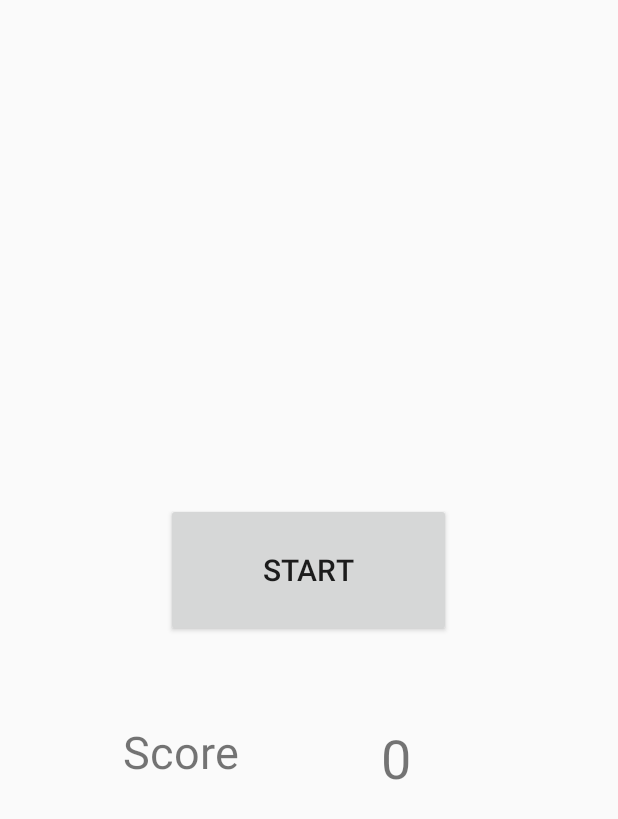
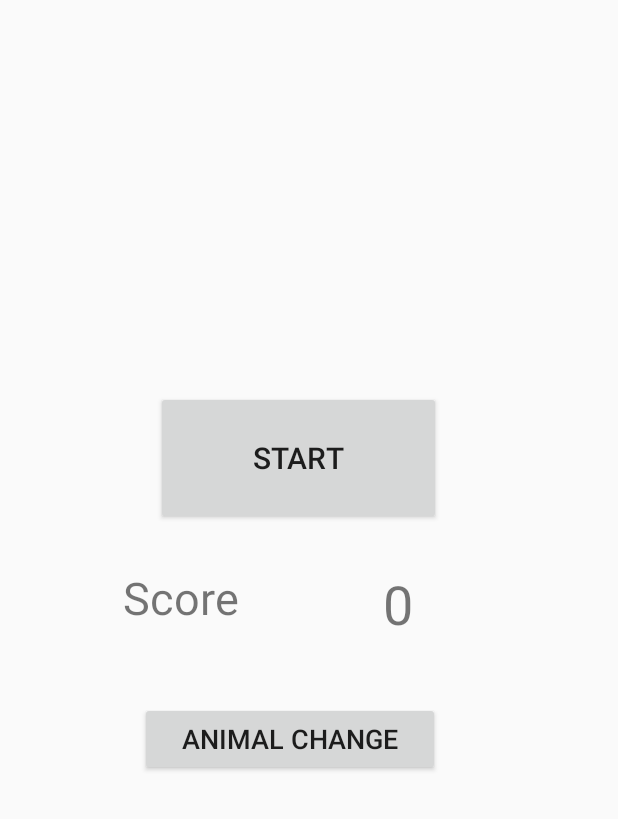
Before and after one commit to TimboSlice1106/WhackAMole, an Android app: the layout activity_main.xml on its own in the app's theme, with its tools: preview values and no code run, on a phone screen of 412 x 824 dp. Shown: the top 819 px of the screen. Run offline under Robolectric (Android 15) with nearby library versions, the phone set to English and light mode, and no system bars.

```diff
--- a/app/src/main/AndroidManifest.xml
+++ b/app/src/main/AndroidManifest.xml
@@ -16,6 +16,7 @@
                 <category android:name="android.intent.category.LAUNCHER" />
             </intent-filter>
         </activity>
+    <activity android:name=".ImageActivity" />
     </application>
 
 </manifest>
--- a/app/src/main/res/layout/activity_main.xml
+++ b/app/src/main/res/layout/activity_main.xml
@@ -27,25 +27,25 @@
         android:layout_width="190dp"
         android:layout_height="89dp"
         android:layout_marginStart="139dp"
-        android:layout_marginLeft="139dp"
         android:layout_marginTop="64dp"
         android:layout_marginEnd="140dp"
-        android:layout_marginRight="140dp"
         android:layout_marginBottom="175dp"
         android:onClick="startPressed"
         android:text="Start"
         android:textSize="20sp"
         app:layout_constraintBottom_toBottomOf="parent"
         app:layout_constraintEnd_toEndOf="parent"
+        app:layout_constraintHorizontal_bias="0.62"
         app:layout_constraintStart_toStartOf="parent"
-        app:layout_constraintTop_toBottomOf="@+id/gridLayout" />
+        app:layout_constraintTop_toBottomOf="@+id/gridLayout"
+        app:layout_constraintVertical_bias="0.333" />
 
     <TextView
         android:id="@+id/ScoreView"
         android:layout_width="128dp"
         android:layout_height="61dp"
         android:layout_marginStart="60dp"
-        android:layout_marginTop="56dp"
+        android:layout_marginTop="28dp"
         android:text="   Score"
         android:textSize="30sp"
         app:layout_constraintStart_toStartOf="parent"
@@ -55,11 +55,26 @@
         android:id="@+id/Score"
         android:layout_width="95dp"
         android:layout_height="62dp"
-        android:layout_marginTop="56dp"
-        android:layout_marginEnd="97dp"
+        android:layout_marginTop="28dp"
+        android:layout_marginEnd="96dp"
         android:text="    0"
         android:textSize="36sp"
         app:layout_constraintEnd_toEndOf="parent"
         app:layout_constraintTop_toBottomOf="@+id/button" />
 
+    <Button
+        android:id="@+id/imagebutton"
+        android:layout_width="200dp"
+        android:layout_height="49dp"
+        android:layout_marginStart="93dp"
+        android:layout_marginTop="28dp"
+        android:layout_marginEnd="118dp"
+        android:onClick="imagePressed"
+        android:text="Animal Change"
+        android:textSize="18sp"
+        app:layout_constraintEnd_toEndOf="parent"
+        app:layout_constraintHorizontal_bias="0.0"
+        app:layout_constraintStart_toStartOf="parent"
+        app:layout_constraintTop_toBottomOf="@+id/Score" />
+
 </androidx.constraintlayout.widget.ConstraintLayout>
```
Also changed, not shown: app/src/main/java/com/example/whackamole/ImageActivity.java (added, +42 -0 lines), app/src/main/java/com/example/whackamole/MainActivity.java (+31 -4 lines), app/src/main/res/layout/activity_image.xml (added, +43 -0 lines), app/src/main/res/drawable/cow.jpg (added), app/src/main/res/drawable/frog.jpg (added).
